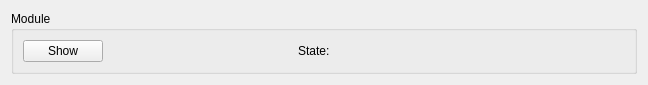
Before: the Qt Designer form process/joanhq/mainwindow/modulecard.ui in tud-hri/joan, drawn with Qt 5.
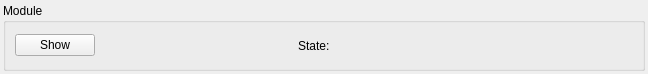
After: the same form once the commit is applied.

Commit message: Updated layout of module list

What changed in the file:
```diff
--- a/process/joanhq/mainwindow/modulecard.ui
+++ b/process/joanhq/mainwindow/modulecard.ui
@@ -14,6 +14,21 @@
    <string>stateWidget</string>
   </property>
   <layout class="QGridLayout" name="gridLayout">
+   <property name="leftMargin">
+    <number>3</number>
+   </property>
+   <property name="topMargin">
+    <number>3</number>
+   </property>
+   <property name="rightMargin">
+    <number>3</number>
+   </property>
+   <property name="bottomMargin">
+    <number>3</number>
+   </property>
+   <property name="spacing">
+    <number>2</number>
+   </property>
    <item row="1" column="0">
     <widget class="QGroupBox" name="grpbox">
      <property name="font">
```
The commit also changes 4 other files.
